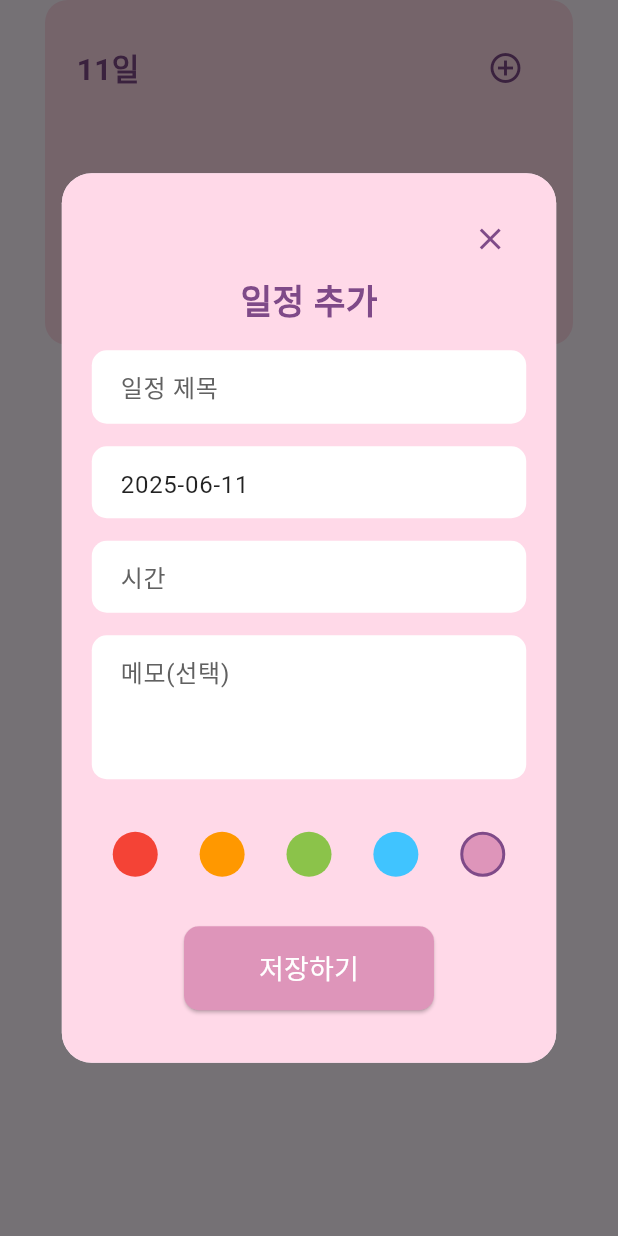
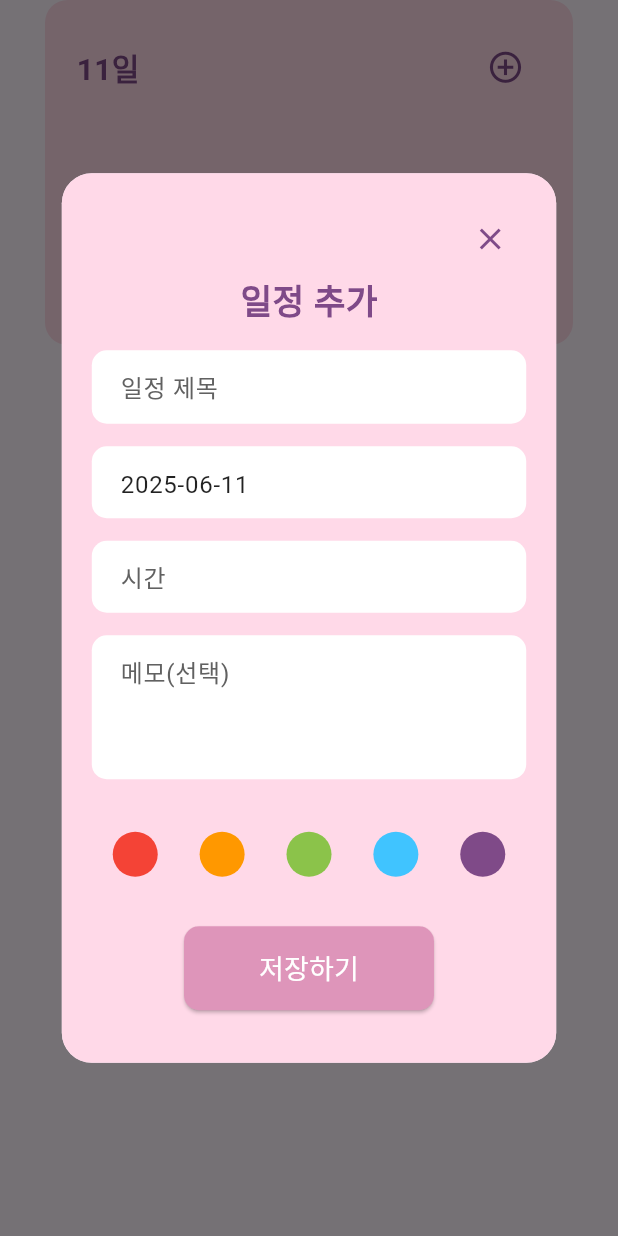
Before and after one commit to shiroHSG/Pium, a Flutter app: the SelectedDaySchedules widget shown alone on an empty page, opened directly with empty values, after a tap on the "add circle outline" icon, on a phone screen of 412 x 824 dp. Run offline on Flutter 3.47's test engine with Material 3 defaults, Android fonts, the phone set to English and light mode, and no system bars; our stand-ins replace shared_preferences; accounts and stored records are empty; network calls fail; Roboto replaces fonts that are missing (Jua).

Commit message:
update calendar_page

```diff
--- a/backend_spring/src/main/frontend_flutter/lib/screens/calendar/add_schedule_ui.dart
+++ b/backend_spring/src/main/frontend_flutter/lib/screens/calendar/add_schedule_ui.dart
@@ -165,7 +165,7 @@ class _ColorPaletteState extends State<_ColorPalette> {
           _buildColorOption(Colors.orange),
           _buildColorOption(Colors.lightGreen),
           _buildColorOption(Colors.lightBlueAccent),
-          _buildColorOption(AppTheme.primaryPurple),
+          _buildColorOption(AppTheme.textPurple),
         ],
       ),
     );
--- a/backend_spring/src/main/frontend_flutter/lib/screens/calendar/calendar_page_ui.dart
+++ b/backend_spring/src/main/frontend_flutter/lib/screens/calendar/calendar_page_ui.dart
@@ -256,7 +256,7 @@ class SelectedDaySchedules extends StatelessWidget {
                     ),
                   ),
                   IconButton(
-                    icon: const Icon(Icons.add_circle_outline),
+                    icon: const Icon(Icons.add_circle_outline, size: 25,),
                     color: AppTheme.textPurple,
                     onPressed: () async {
                       final newSchedule = await showDialog<Schedule>(
@@ -313,7 +313,7 @@ class SelectedDaySchedules extends StatelessWidget {
                           Row(
                             children: [
                               IconButton(
-                                icon: const Icon(Icons.edit, size: 18),
+                                icon: const Icon(Icons.edit, size: 20),
                                 onPressed: () {
                                   showDialog(
                                     context: context,
@@ -325,7 +325,7 @@ class SelectedDaySchedules extends StatelessWidget {
                                 },
                               ),
                               IconButton(
-                                icon: const Icon(Icons.delete, size: 18),
+                                icon: const Icon(Icons.delete, size: 20, color: Colors.redAccent,),
                                 onPressed: () {
                                   ScaffoldMessenger.of(context).showSnackBar(
                                     const SnackBar(content: Text('삭제 기능은 아직 연결되지 않았어요')),
```
